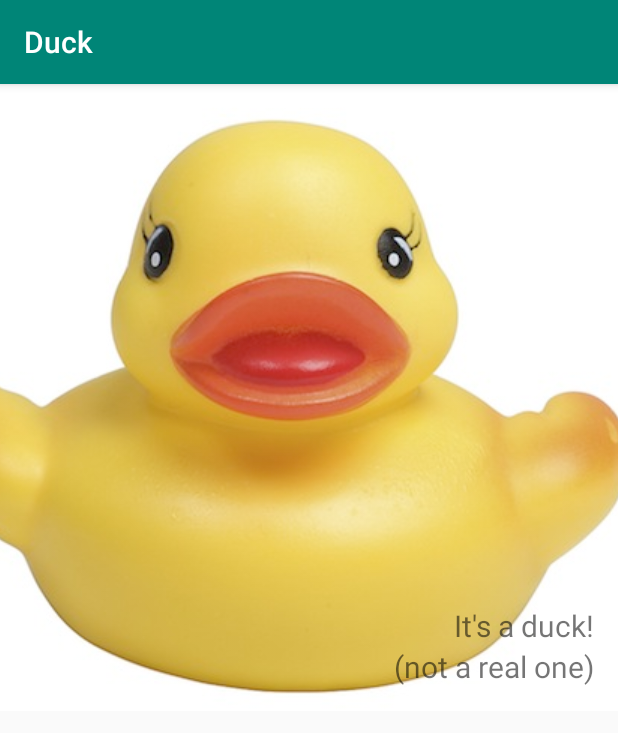
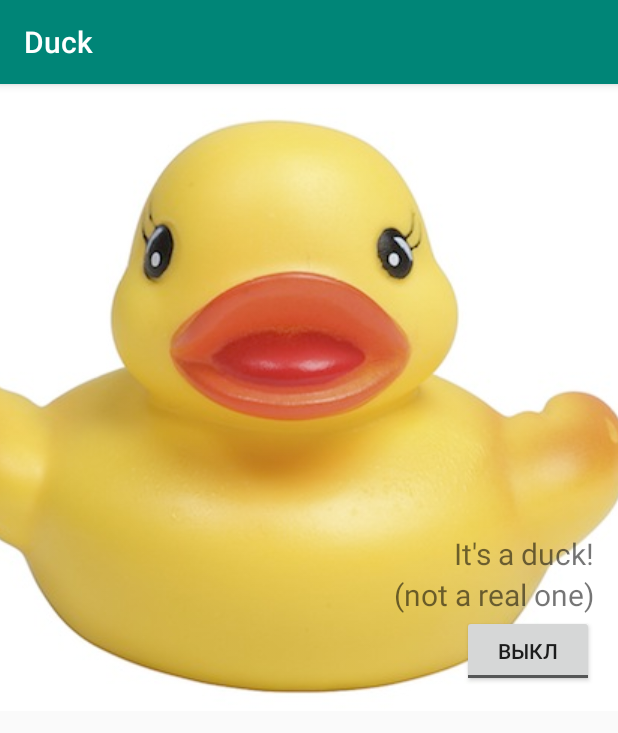
Before and after one commit to YakovBurtsev/duck, an Android app: the screen it shows after launch (MainActivity), on a phone screen of 412 x 824 dp. Shown: the top 733 px of the screen. Run offline under Robolectric (Android 15) with nearby library versions, the phone set to English and light mode, and no system bars.

Commit message:
toggle button

```diff
--- a/app/src/main/java/com/yaburtsev/duck/MainActivity.java
+++ b/app/src/main/java/com/yaburtsev/duck/MainActivity.java
@@ -2,6 +2,8 @@ package com.yaburtsev.duck;
 
 import android.support.v7.app.AppCompatActivity;
 import android.os.Bundle;
+import android.view.View;
+import android.widget.ToggleButton;
 
 public class MainActivity extends AppCompatActivity {
 
@@ -9,5 +11,14 @@ public class MainActivity extends AppCompatActivity {
     protected void onCreate(Bundle savedInstanceState) {
         super.onCreate(savedInstanceState);
         setContentView(R.layout.activity_main);
+
+        ToggleButton toggleButton = findViewById(R.id.toggleButton);
+        if (toggleButton.isChecked()) {
+            //on
+        } else {
+            //off
+        }
+
+
     }
 }
--- a/app/src/main/res/layout/activity_main.xml
+++ b/app/src/main/res/layout/activity_main.xml
@@ -32,6 +32,17 @@
             android:text="@string/another_text"
             android:textSize="20sp" />
 
+        <ToggleButton
+            android:id="@+id/toggleButton"
+            android:layout_width="wrap_content"
+            android:layout_height="wrap_content"
+            android:textOn="@string/textOn"
+            android:textOff="@string/textOff"/>
+
+
+
+
+
     </LinearLayout>
 
 
--- a/app/src/main/res/values/strings.xml
+++ b/app/src/main/res/values/strings.xml
@@ -2,4 +2,6 @@
     <string name="app_name">Duck</string>
     <string name="text">It\'s a duck!</string>
     <string name="another_text">(not a real one)</string>
+    <string name="textOn">вкл</string>
+    <string name="textOff">выкл</string>
 </resources>
```
